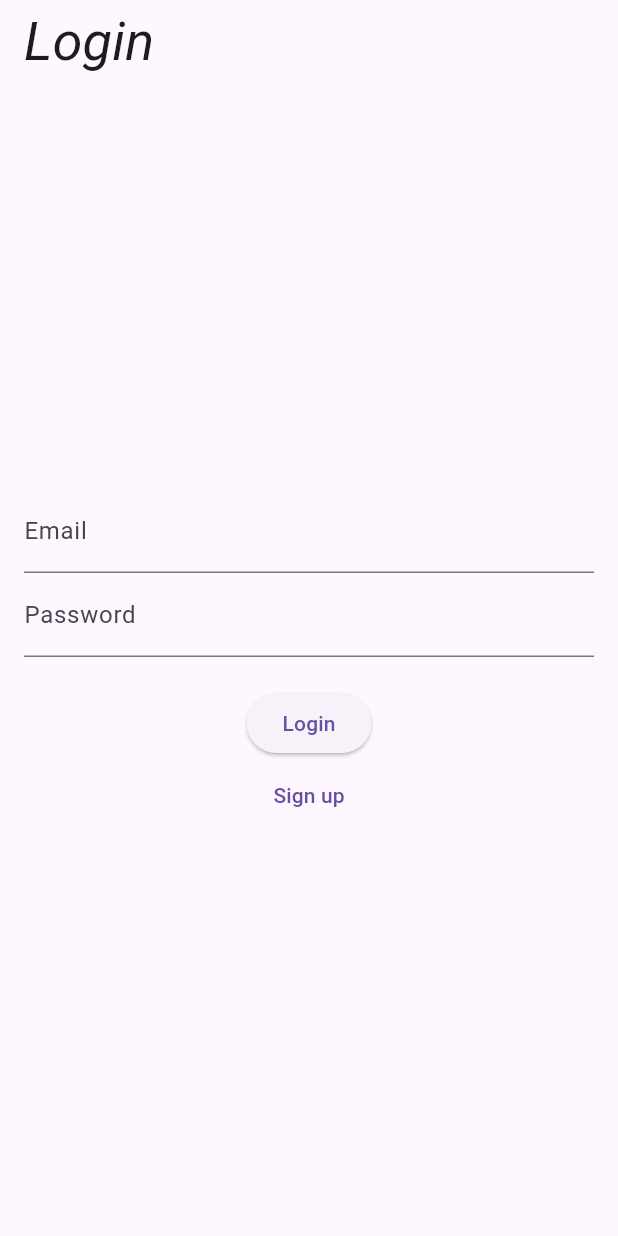
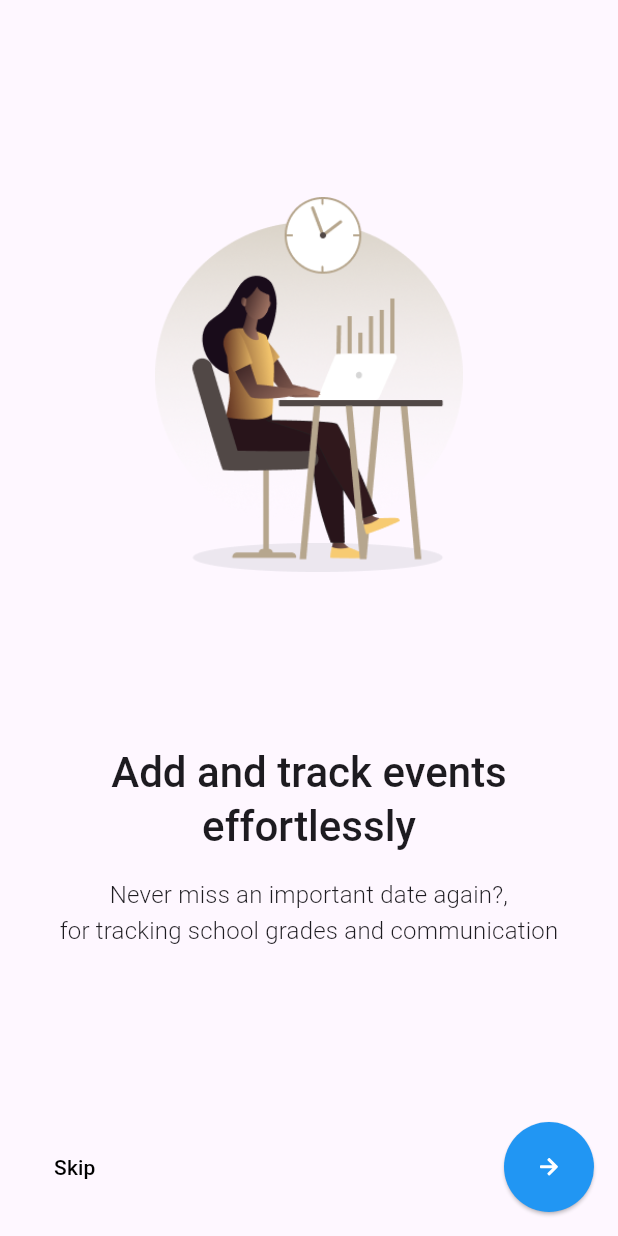
Before and after one commit to Nagil22/DemoApp, a Flutter app: the screen it shows after launch, on a phone screen of 412 x 824 dp. Run offline on Flutter 3.47's test engine with Material 3 defaults, Android fonts, the phone set to English and light mode, and no system bars; our stand-ins replace cloud_firestore, firebase_auth, firebase_core, flutter_svg, table_calendar; accounts and stored records are empty.

Commit message:
Onboarding screen 50%

```diff
--- a/lib/main.dart
+++ b/lib/main.dart
@@ -7,6 +7,7 @@ import 'admin_screen.dart';
 import 'nav/nav_items.dart';
 import 'screens/login_screen.dart';
 import 'screens/profile_screen.dart';
+import 'screens/onboarding_screen.dart';
 import 'screens/settings_screen.dart';
 import 'screens/signup_screen.dart';
 import 'screens/school_dashboard_screen.dart';
@@ -53,10 +54,11 @@ class MyApp extends StatelessWidget {
           ),
           darkTheme: ThemeData.dark(),
           themeMode: themeProvider.themeMode,
-          initialRoute: '/login',
+          initialRoute: '/onboarding',
           routes: {
             '/admin-panel': (context) => AdminPanelScreen(),
             '/login': (context) => const LoginScreen(),
+            '/onboarding': (context) => const OnBoardingScreen(),
             '/signup': (context) => const SignUpScreen(),
             '/profile': (context) => const ProfileScreen(
               username: '',
--- /dev/null
+++ b/lib/screens/onboarding_screen.dart
@@ -0,0 +1,161 @@
+import 'package:flutter/material.dart';
+import 'package:flutter_svg/svg.dart';
+
+class OnBoardingScreen extends StatefulWidget {
+  const OnBoardingScreen({Key? key}) : super(key: key);
+
+  @override
+  State<OnBoardingScreen> createState() => _OnBoardingScreenState();
+
+}
+class _OnBoardingScreenState extends State<OnBoardingScreen>{
+  late PageController _pageController;
+
+  @override
+  void initState(){
+    _pageController = PageController(initialPage: 0);
+    super.initState();
+  }
+  @override
+  void dispose(){
+    _pageController.dispose();
+    super.dispose();
+  }
+  @override
+  Widget build(BuildContext context){
+    return Scaffold(
+      body: SafeArea(
+        child: Padding(
+          padding: const EdgeInsets.all(16.0),
+          child: Column(
+            children: [
+              Expanded(
+                  child: PageView.builder(
+                      itemCount: demo_data.length,
+                      controller: _pageController,
+                      itemBuilder: (context, index) => OnBoardContent(
+                        image: demo_data[index].image,
+                        title: demo_data[index].title,
+                        description: demo_data[index].description,
+                      )
+                  )
+              ),
+              Row(
+                children: [
+                  ElevatedButton(
+                  onPressed: () {
+                    _pageController.nextPage(duration: Duration(milliseconds: 300), curve: Curves.ease);
+                  },
+                  style: ElevatedButton.styleFrom(
+                    shadowColor: Colors.transparent,
+                    padding: const EdgeInsets.symmetric(
+                      horizontal: 20.0, vertical: 15.0
+                    ),
+                    backgroundColor: Colors.transparent,
+                  ),
+                  child: Text(
+                      "Skip",
+                      textAlign: TextAlign.center,
+                      style: TextStyle(color: Colors.black)
+                  ),
+                ),
+
+                  const Spacer(),
+                  SizedBox(
+                    height: 60,
+                    width: 60,
+                    child: ElevatedButton(
+                      onPressed: () {
+                        _pageController.nextPage(duration: Duration(milliseconds: 300), curve: Curves.ease);
+                      },
+                      style: ElevatedButton.styleFrom(
+                        shape: const CircleBorder(),
+                        backgroundColor: Colors.blue,
+                      ),
+                      child: SvgPicture.asset(
+                          "assets/illustrations/arrowRight.svg",
+                          color: Colors.white
+                      ),
+                    ),
+                  ),
+                ],
+              )
+            ],
+          )
+        )
+
+      )
+    );
+  }
+}
+
+class Onboard {
+  final String image, title, description;
+
+  Onboard({
+    required this.image,
+    required this.title,
+    required this.description,
+});
+}
+
+final List<Onboard> demo_data=[
+  Onboard(
+    image: "assets/illustrations/onboarding1.png",
+    title: "Add and track events effortlessly",
+    description: "Never miss an important date again?,\nfor tracking school grades and communication",
+  ),
+  Onboard(
+    image: "assets/illustrations/onboarding3.png",
+    title: "Never miss an important date again!",
+    description: "Never miss an important date again?,\nfor tracking school grades and communication",
+  ),
+  Onboard(
+    image: "assets/illustrations/onboarding2.png",
+    title: "Centralized Communication",
+    description: "Streamlines the process of sending notifications and updates, ensuring timely and effective communication.",
+  ),
+];
+
+class OnBoardContent extends StatelessWidget{
+  const OnBoardContent({
+    Key? key,
+    required this.image,
+    required this.title,
+    required this.description,
+}): super(key: key);
+
+  final String image, title, description;
+
+  @override
+  Widget build(BuildContext context){
+    return Column(
+      children: [
+        const Spacer(),
+        Image.asset(
+            image,
+            height:250
+        ),
+        const Spacer(),
+        Text(
+            title,
+            textAlign: TextAlign.center,
+            style: Theme.of(context)
+                .textTheme
+                .headlineMedium!
+                .copyWith(fontWeight: FontWeight.w500)
+        ),
+        const SizedBox(height: 16),
+        Text(
+            description,
+            textAlign: TextAlign.center,
+            style: Theme.of(context)
+                .textTheme
+                .titleMedium!
+                .copyWith(fontWeight: FontWeight.w300)
+        ),
+        const Spacer()
+      ],
+    );
+  }
+}
--- a/pubspec.yaml
+++ b/pubspec.yaml
@@ -49,6 +49,7 @@ dependencies:
   cloud_functions: ^4.7.6
   intl: ^0.19.0
   table_calendar: ^3.1.2
+  introduction_screen: ^2.1.0
 
 
 
@@ -79,6 +80,7 @@ flutter:
   assets:
       - assets/icons/
       - assets/images/
+      - assets/illustrations/
   #   - images/a_dot_burr.jpeg
   #   - images/a_dot_ham.jpeg
 
```
Also changed, not shown: assets/illustrations/arrowRight.svg (added), assets/illustrations/onboarding1.png (added), assets/illustrations/onboarding2.png (added), assets/illustrations/onboarding3.png (added), pubspec.lock.
